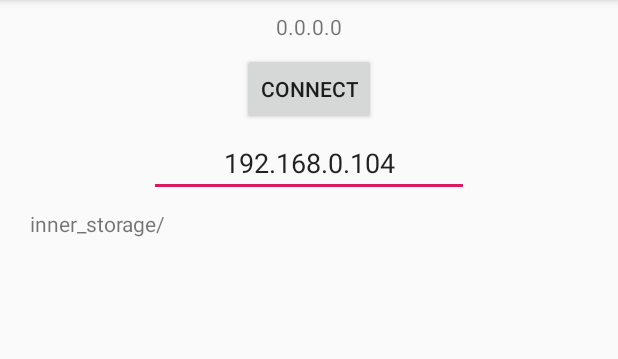
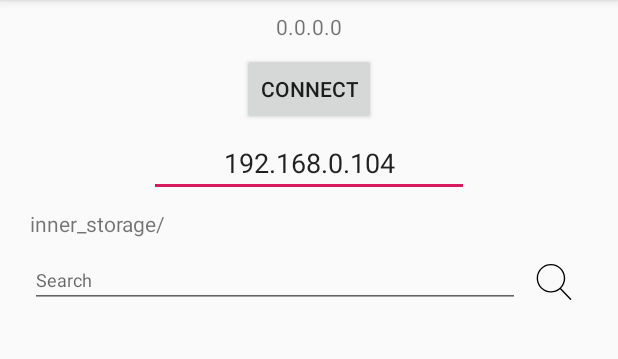
Before and after one commit to AngryRectangle/FileLocalShare, an Android app: the screen it shows after launch (MainActivity), on a phone screen of 412 x 824 dp, the part 84-443 px from its top. Run offline under Robolectric (Android 15) with nearby library versions, the phone set to English and light mode, and no system bars; 5 statements that could not run were skipped.

Commit message:
Search ui added

```diff
--- a/AndroidClient/app/src/main/java/com/example/ya/filelocalshare/MainActivity.java
+++ b/AndroidClient/app/src/main/java/com/example/ya/filelocalshare/MainActivity.java
@@ -134,17 +134,17 @@ public class MainActivity extends AppCompatActivity {
     }
 
     public void ViewFiles(String path){
-        HashSet<String> thumnailsExtensions = new HashSet<>();
-        thumnailsExtensions.add("png");
-        thumnailsExtensions.add("jpg");
-        thumnailsExtensions.add("jpeg");
-        thumnailsExtensions.add("jpe");
-        thumnailsExtensions.add("gif");
-        thumnailsExtensions.add("mp4");
-        thumnailsExtensions.add("avi");
+        HashSet<String> thumbnailsExtensions = new HashSet<>();
+        thumbnailsExtensions.add("png");
+        thumbnailsExtensions.add("jpg");
+        thumbnailsExtensions.add("jpeg");
+        thumbnailsExtensions.add("jpe");
+        thumbnailsExtensions.add("gif");
+        thumbnailsExtensions.add("mp4");
+        thumbnailsExtensions.add("avi");
         explorer.SetCurrentPath(path);
         File[] files = explorer.GetFiles();
-        FileViewer fileViewer = new FileViewer(GetIcons(), thumnailsExtensions);
+        FileViewer fileViewer = new FileViewer(GetIcons(), thumbnailsExtensions);
         fileViewer.SortFilesByAlphabetAndFolders(files);
 
         TableLayout table = findViewById(R.id.fileTable);
--- /dev/null
+++ b/AndroidClient/app/src/main/res/drawable/ic_search.xml
@@ -0,0 +1,4 @@
+<vector android:height="24dp" android:viewportHeight="52.966"
+    android:viewportWidth="52.966" android:width="24dp" xmlns:android="http://schemas.android.com/apk/res/android">
+    <path android:fillColor="#FF000000" android:pathData="M51.704,51.273L36.845,35.82c3.79,-3.801 6.138,-9.041 6.138,-14.82c0,-11.58 -9.42,-21 -21,-21s-21,9.42 -21,21s9.42,21 21,21c5.083,0 9.748,-1.817 13.384,-4.832l14.895,15.491c0.196,0.205 0.458,0.307 0.721,0.307c0.25,0 0.499,-0.093 0.693,-0.279C52.074,52.304 52.086,51.671 51.704,51.273zM21.983,40c-10.477,0 -19,-8.523 -19,-19s8.523,-19 19,-19s19,8.523 19,19S32.459,40 21.983,40z"/>
+</vector>
--- a/AndroidClient/app/src/main/res/layout/activity_main.xml
+++ b/AndroidClient/app/src/main/res/layout/activity_main.xml
@@ -87,6 +87,34 @@
             android:orientation="horizontal" />
     </HorizontalScrollView>
 
+    <LinearLayout
+        android:layout_width="match_parent"
+        android:layout_height="35dp"
+        android:layout_marginLeft="20dp"
+        android:layout_marginTop="5dp"
+        android:layout_marginRight="20dp"
+        android:orientation="horizontal">
+
+        <EditText
+            android:id="@+id/searchText"
+            android:layout_width="wrap_content"
+            android:layout_height="wrap_content"
+            android:layout_weight="1"
+            android:ems="10"
+            android:hint="@android:string/search_go"
+            android:textSize="12sp" />
+
+        <ImageButton
+            android:id="@+id/searchButton"
+            android:layout_width="35dp"
+            android:layout_height="35dp"
+            android:layout_weight=".05"
+            android:adjustViewBounds="true"
+            android:background="?android:attr/panelBackground"
+            android:scaleType="centerInside"
+            app:srcCompat="@drawable/ic_search" />
+    </LinearLayout>
+
     <ScrollView
         android:layout_width="match_parent"
         android:layout_height="match_parent"
```
